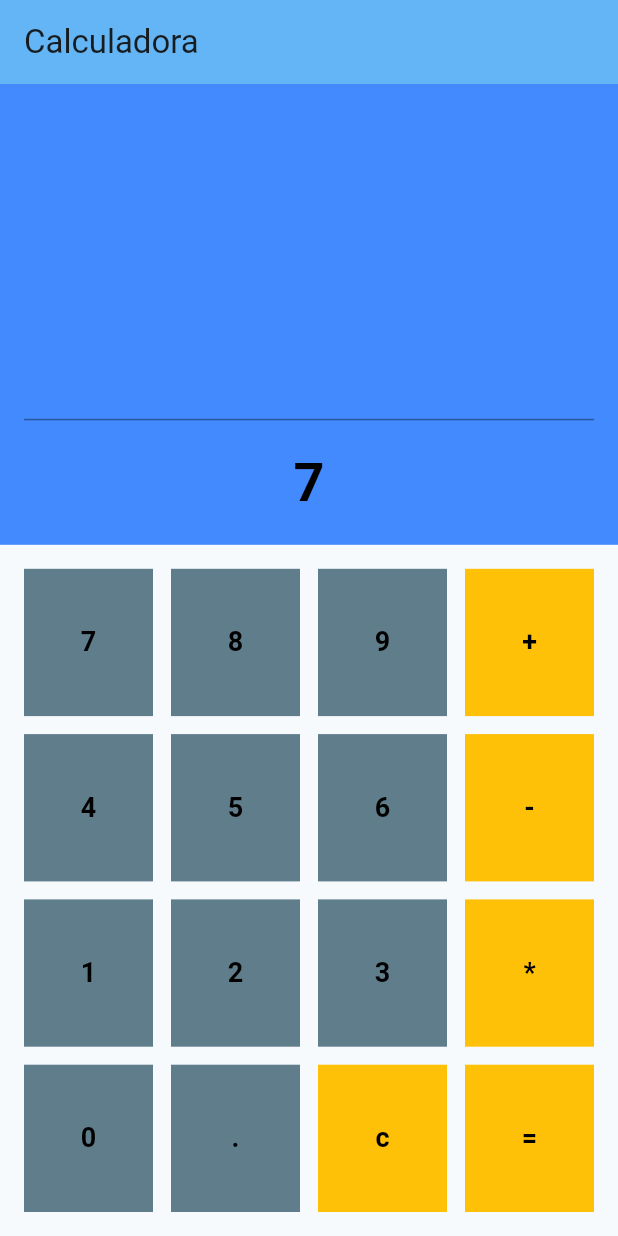
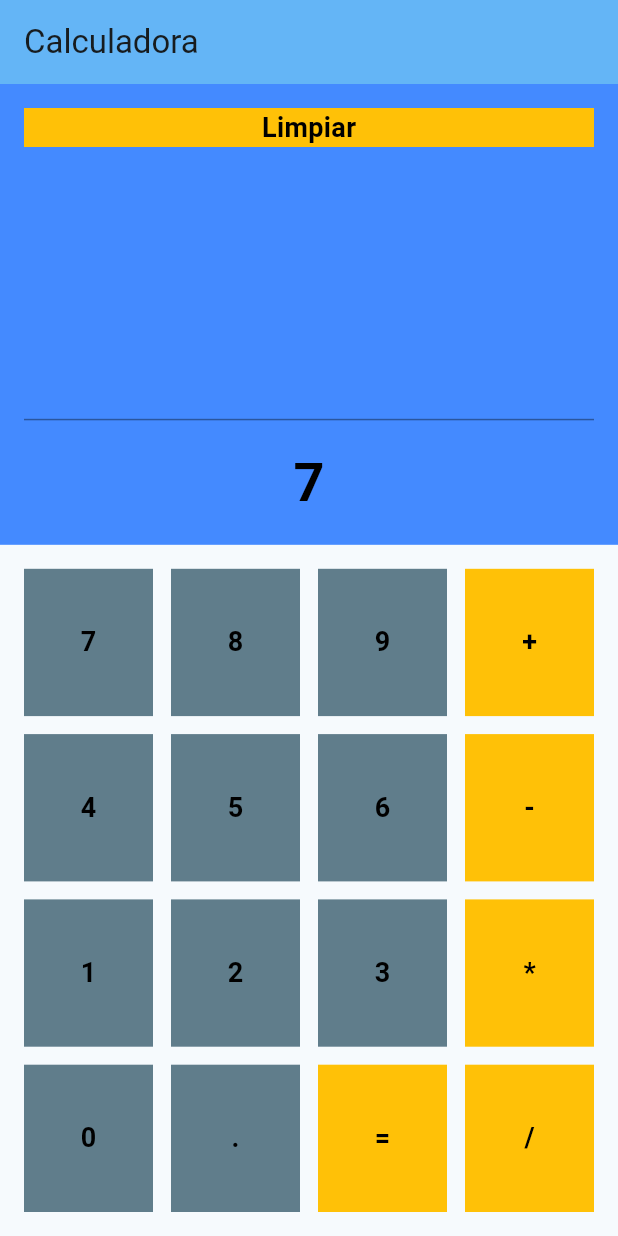
Before and after one commit to romzc/calculator, a Flutter app: the screen it shows after launch, after a tap on an icon or button, on a phone screen of 412 x 824 dp. Run offline on Flutter 3.47's test engine with Material 2 defaults, Android fonts, the phone set to English and light mode, and no system bars; our stand-ins replace math_expressions.

Commit message:
se agrego la operacion de división y un boton para limpiar el texto de entrada

```diff
--- a/lib/screen/MainView.dart
+++ b/lib/screen/MainView.dart
@@ -16,7 +16,7 @@ class _MainViewState extends State<MainView> {
   ScrollController scrollController = ScrollController();
 
   void handlePressButton(String value) {
-    if (value == "c") {
+    if (value == "Limpiar") {
       setState(() {
         inputText = "";
       });
@@ -24,8 +24,8 @@ class _MainViewState extends State<MainView> {
       double? result = resolve(inputText);
       setState(() {
         solved = !solved;
-        operationText = inputText.toString();
-        inputText = result == null ? "" : result.toString();
+        operationText = (result == null) ? "No valido" : inputText.toString();
+        inputText = (result == null) ? "" : result.toString();
       });
     } else {
       setState(() {
@@ -41,14 +41,16 @@ class _MainViewState extends State<MainView> {
   }
 
   double? resolve(String operation) {
+    try {
       if (operation.isEmpty) return null;
       Parser p = Parser();
       Expression exp = p.parse(operation);
-
       ContextModel cm = ContextModel();
       double result = exp.evaluate(EvaluationType.REAL, cm);
-
       return result;
+    } catch (e) {
+      return null;
+    }
   }
 
   @override
@@ -70,6 +72,12 @@ class _MainViewState extends State<MainView> {
             padding: const EdgeInsets.all(16),
             child: Column(
               children: <Widget>[
+                Button(
+                  value: "Limpiar",
+                  radius: 0,
+                  onPressed: handlePressButton,
+                  boxDecoration: const BoxDecoration(color: Colors.amber),
+                ),
                 Expanded(
                   flex: 2,
                   child: Container(
@@ -298,7 +306,7 @@ class _MainViewState extends State<MainView> {
                         child: Button(
                           boxDecoration:
                               const BoxDecoration(color: Colors.amber),
-                          value: "c",
+                          value: "=",
                           radius: 100,
                           onPressed: handlePressButton,
                         ),
@@ -309,7 +317,7 @@ class _MainViewState extends State<MainView> {
                         child: Button(
                           boxDecoration:
                               const BoxDecoration(color: Colors.amber),
-                          value: "=",
+                          value: "/",
                           radius: 100,
                           onPressed: handlePressButton,
                         ),
```
Lines whose indentation alone changed are shown as unchanged.
